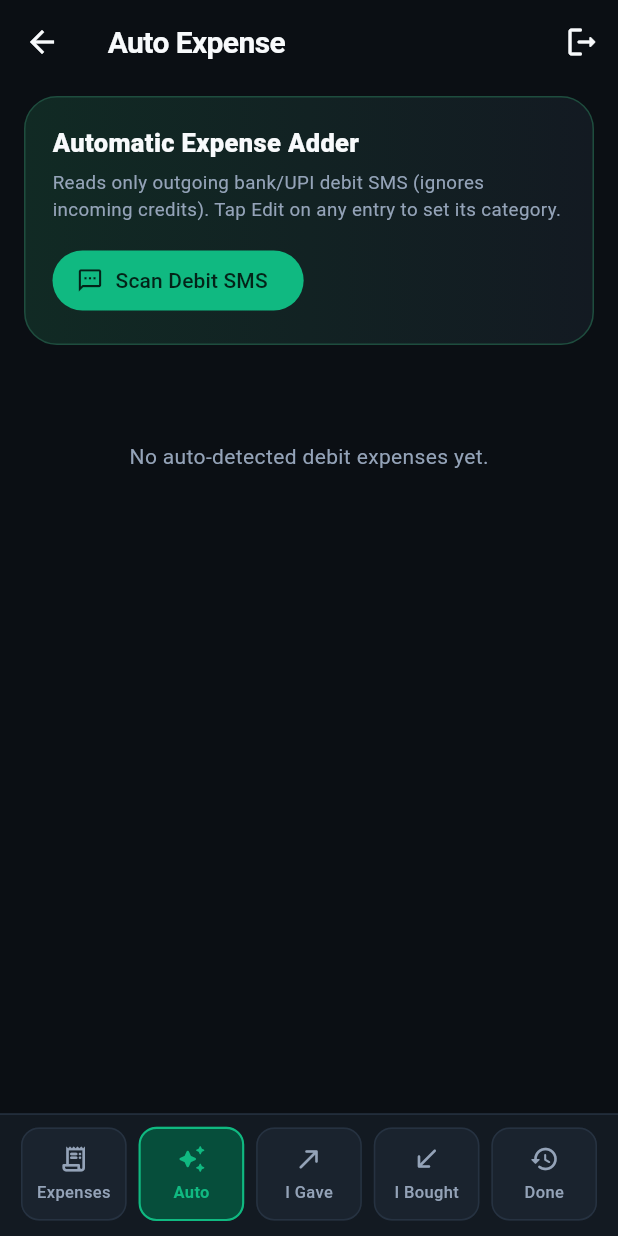
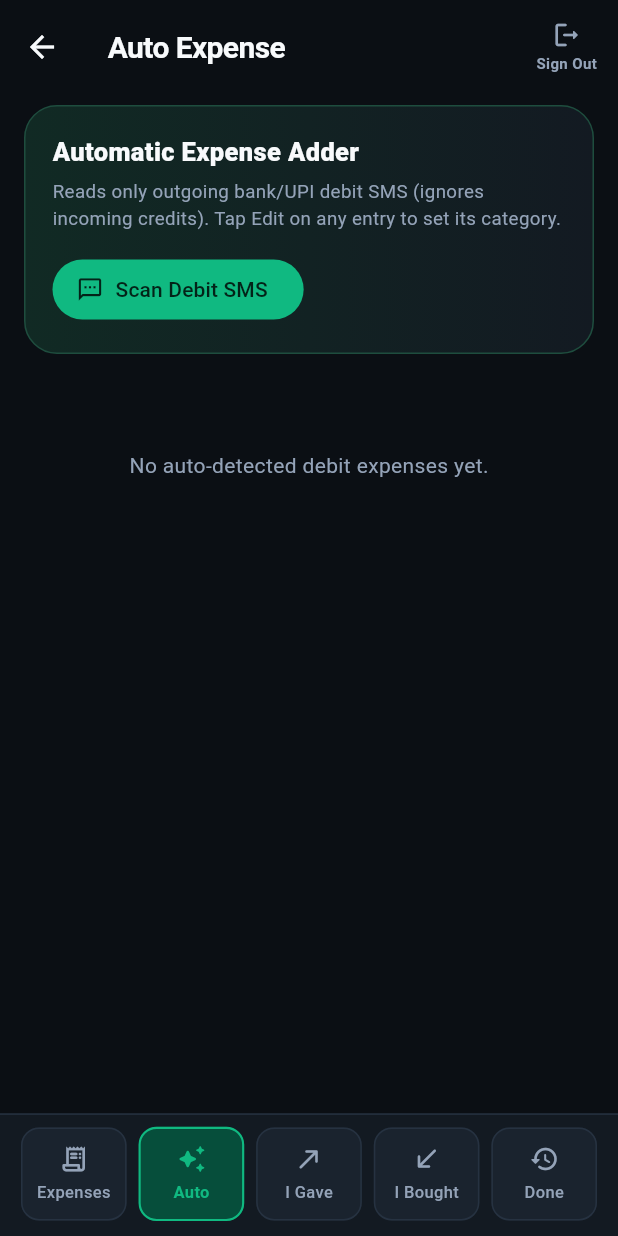
Before and after one commit to Murali2699/expense_tracker, a Flutter app: the HomeScreen screen opened directly with empty values, item 2 of the bottom bar chosen, on a phone screen of 412 x 824 dp. Run offline on Flutter 3.47's test engine with Material 3 defaults, Android fonts, the phone set to English and light mode, and no system bars; our stand-ins replace connectivity_plus, flutter_dotenv, flutter_secure_storage, image_picker, local_auth, share_plus and 1 more; missing offline and left inert: quick_actions; accounts and stored records are empty; network calls fail.

Commit message:
Use single-date calendar for Custom filter, add labels to top actions, include item notes in WhatsApp share

```diff
--- a/lib/screens/home_screen.dart
+++ b/lib/screens/home_screen.dart
@@ -110,16 +110,14 @@ class _HomeScreenState extends State<HomeScreen> {
   Future<void> _pickDateRange() async {
     FocusManager.instance.primaryFocus?.unfocus();
     final now = DateTime.now();
-    final picked = await showDateRangePicker(
+    final picked = await showDatePicker(
       context: context,
+      initialDate: _controller.customFrom ?? now,
       firstDate: DateTime(2020),
       lastDate: DateTime(now.year + 2, 12, 31),
-      initialDateRange: _controller.customFrom != null && _controller.customTo != null
-          ? DateTimeRange(start: _controller.customFrom!, end: _controller.customTo!)
-          : DateTimeRange(start: now, end: now),
     );
     if (picked != null) {
-      await _controller.setCustomDateRange(picked.start, picked.end);
+      await _controller.setCustomDateRange(picked, picked);
     }
   }
 
@@ -127,13 +125,15 @@ class _HomeScreenState extends State<HomeScreen> {
   Widget build(BuildContext context) {
     return Scaffold(
       appBar: AppBar(
+        toolbarHeight: 62,
         title: Text(_titles[_navIndex]),
         actions: [
           if (_navIndex == 0)
-            IconButton(
-              tooltip: 'Send Expense to WhatsApp',
-              icon: const Icon(Icons.share_rounded, color: AppTheme.accent),
-              onPressed: () async {
+            _appBarAction(
+              icon: Icons.share_rounded,
+              label: 'Share',
+              color: AppTheme.accent,
+              onTap: () async {
                 FocusManager.instance.primaryFocus?.unfocus();
                 await showModalBottomSheet<void>(
                   context: context,
@@ -148,19 +148,15 @@ class _HomeScreenState extends State<HomeScreen> {
               },
             ),
           if (widget.biometricAvailable)
-            IconButton(
-              tooltip: widget.biometricEnabled
-                  ? 'Disable ${widget.biometricLabel}'
-                  : 'Enable ${widget.biometricLabel}',
-              icon: Icon(
-                widget.biometricEnabled
-                    ? Icons.verified_user_rounded
-                    : Icons.shield_outlined,
-                color: widget.biometricEnabled
-                    ? AppTheme.accent
-                    : AppTheme.textMuted,
-              ),
-              onPressed: () async {
+            _appBarAction(
+              icon: widget.biometricEnabled
+                  ? Icons.verified_user_rounded
+                  : Icons.shield_outlined,
+              label: widget.biometricLabel,
+              color: widget.biometricEnabled
+                  ? AppTheme.accent
+                  : AppTheme.textMuted,
+              onTap: () async {
                 final target = !widget.biometricEnabled;
                 final verified = await BiometricService.instance.authenticate(
                   reason: target
@@ -172,11 +168,13 @@ class _HomeScreenState extends State<HomeScreen> {
                 }
               },
             ),
-          IconButton(
-            tooltip: 'Sign Out',
-            icon: const Icon(Icons.logout_rounded),
-            onPressed: widget.onLogout,
+          _appBarAction(
+            icon: Icons.logout_rounded,
+            label: 'Sign Out',
+            color: AppTheme.textMuted,
+            onTap: widget.onLogout,
           ),
+          const SizedBox(width: 6),
         ],
       ),
       floatingActionButton: _navIndex == 0
@@ -249,6 +247,37 @@ class _HomeScreenState extends State<HomeScreen> {
           3 => const BorrowedScreen(),
           _ => const CompletedScreen(),
         },
+      ),
+    );
+  }
+
+  Widget _appBarAction({
+    required IconData icon,
+    required String label,
+    required Color color,
+    required VoidCallback onTap,
+  }) {
+    return InkWell(
+      borderRadius: BorderRadius.circular(10),
+      onTap: onTap,
+      child: Padding(
+        padding: const EdgeInsets.symmetric(horizontal: 8, vertical: 6),
+        child: Column(
+          mainAxisSize: MainAxisSize.min,
+          mainAxisAlignment: MainAxisAlignment.center,
+          children: [
+            Icon(icon, color: color, size: 20),
+            const SizedBox(height: 2),
+            Text(
+              label,
+              style: TextStyle(
+                color: color,
+                fontSize: 10,
+                fontWeight: FontWeight.w600,
+              ),
+            ),
+          ],
+        ),
       ),
     );
   }
```
Also changed, not shown: lib/widgets/share_expense_sheet.dart (+12 -9 lines).
